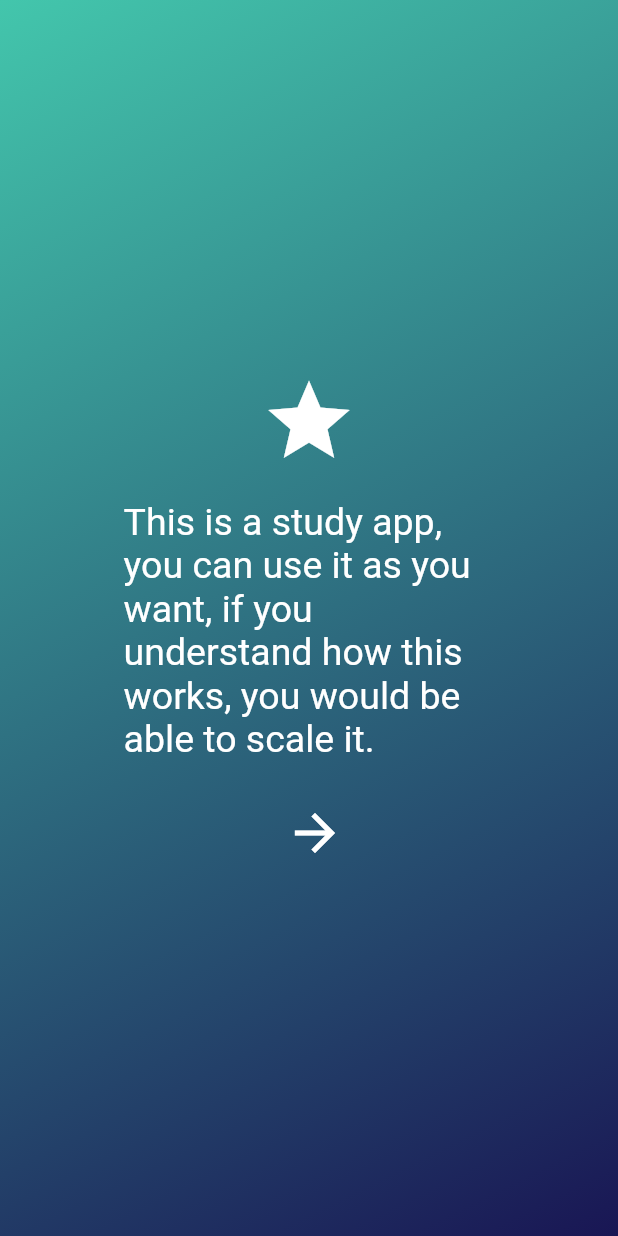
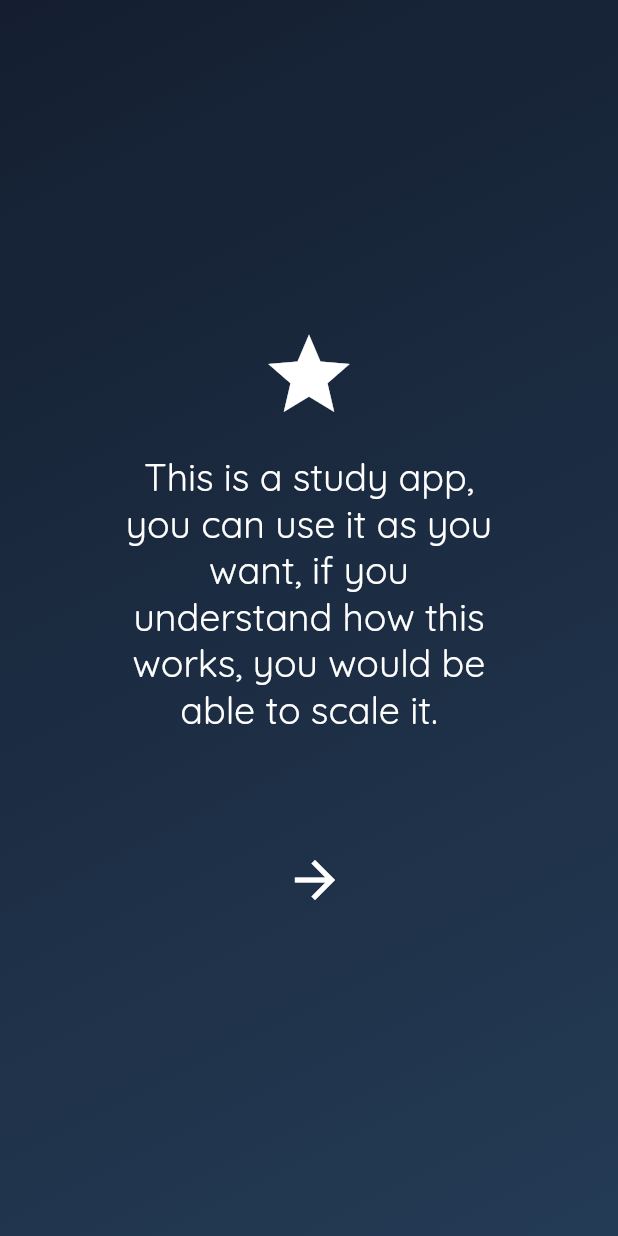
Before and after one commit to moayyadmn/quiz_app, a Flutter app: the screen it shows after launch, on a phone screen of 412 x 824 dp. Run offline on Flutter 3.47's test engine with Material 2 defaults, Android fonts, the light colour scheme and no system bars; our stand-ins replace cloud_firestore, firebase_core, get, google_fonts; accounts and stored records are empty.

Commit message:
done getx ThemeController

```diff
--- a/lib/bindings/initial_binding.dart
+++ b/lib/bindings/initial_binding.dart
@@ -1,9 +1,11 @@
-import 'package:firebase_quiz_app/controllers/auth_controller/auth_controller.dart';
+import 'package:firebase_quiz_app/controllers/auth_controller.dart';
+import 'package:firebase_quiz_app/controllers/theme_controller.dart';
 import 'package:get/get.dart';
 
 class InitialBinding implements Bindings {
   @override
   void dependencies() {
+    Get.put(ThemeController());
     Get.put(AuthController(), permanent: true);
   }
 }
--- a/lib/configs/themes/app_colors.dart
+++ b/lib/configs/themes/app_colors.dart
@@ -1,9 +1,9 @@
 import 'package:firebase_quiz_app/configs/themes/app_dark_theme.dart';
 import 'package:firebase_quiz_app/configs/themes/app_light_theme.dart';
-import 'package:flutter/widgets.dart';
-
+import 'package:flutter/material.dart';
 import 'ui_parameters.dart';
 
+const Color onSurfaceTextColor = Colors.white;
 const LinearGradient mainGradientLight = LinearGradient(
     begin: Alignment.topLeft,
     end: Alignment.bottomRight,
--- a/lib/configs/themes/app_dark_theme.dart
+++ b/lib/configs/themes/app_dark_theme.dart
@@ -1,4 +1,16 @@
-import 'package:flutter/widgets.dart';
+import 'package:firebase_quiz_app/configs/themes/sub_theme_data_mixin.dart';
+import 'package:flutter/material.dart';
 
 const Color primaryDarkColorDark = Color(0xff141e30);
 const Color primaryColorDark = Color(0xff243b55);
+const Color mainTextColorDark = Colors.white70;
+
+class DarkTheme with SubThemeData {
+ ThemeData buildDarkTheme() {
+    final ThemeData systemDarkTheme = ThemeData.dark();
+    return systemDarkTheme.copyWith(
+      iconTheme: getIconTheme(),
+      textTheme: getTextTheme().apply(bodyColor: mainTextColorDark,displayColor: mainTextColorDark )
+    );
+  }
+}
--- a/lib/configs/themes/app_light_theme.dart
+++ b/lib/configs/themes/app_light_theme.dart
@@ -1,4 +1,18 @@
-import 'package:flutter/widgets.dart';
+import 'package:firebase_quiz_app/configs/themes/sub_theme_data_mixin.dart';
+import 'package:flutter/material.dart';
 
 const Color primaryLightColorLight = Color(0xff43c6ac);
 const Color primaryColorLight = Color(0xff191654);
+const Color mainTextColorLight = Colors.white70;
+class LightTheme with SubThemeData {
+ ThemeData buildLightTheme() {
+    final ThemeData systemLightTheme = ThemeData.light();
+    return systemLightTheme.copyWith(
+      iconTheme: getIconTheme(),
+      textTheme: getTextTheme().apply(
+        bodyColor: mainTextColorLight,
+        displayColor: mainTextColorLight,
+      )
+    );
+  }
+}
--- /dev/null
+++ b/lib/controllers/theme_controller.dart
@@ -0,0 +1,22 @@
+import 'package:firebase_quiz_app/configs/themes/app_dark_theme.dart';
+import 'package:firebase_quiz_app/configs/themes/app_light_theme.dart';
+import 'package:flutter/material.dart';
+import 'package:get/get.dart';
+
+class ThemeController extends GetxController {
+  late ThemeData _darkTheme;
+  late ThemeData _lightTheme;
+  @override
+  void onInit() {
+    initializeThemeData();
+    super.onInit();
+  }
+
+  initializeThemeData() {
+    _darkTheme = DarkTheme().buildDarkTheme();
+    _lightTheme = LightTheme().buildLightTheme();
+  }
+
+  ThemeData get darkTheme => _darkTheme;
+  ThemeData get lightTheme => _lightTheme;
+}
--- a/lib/main.dart
+++ b/lib/main.dart
@@ -1,4 +1,5 @@
 import 'package:firebase_quiz_app/bindings/initial_binding.dart';
+import 'package:firebase_quiz_app/controllers/theme_controller.dart';
 import 'package:flutter/material.dart';
 import 'package:get/get.dart';
 import 'routes/app_routes.dart';
@@ -18,6 +19,7 @@ class MyApp extends StatelessWidget {
   @override
   Widget build(BuildContext context) {
     return GetMaterialApp(
+      theme: Get.find<ThemeController>().darkTheme,
       getPages: AppRoutes.routes,
     );
   }
--- a/lib/screens/introduction/introduction_screen.dart
+++ b/lib/screens/introduction/introduction_screen.dart
@@ -20,7 +20,6 @@ class IntroductionScreen extends StatelessWidget {
               const Icon(
                 Icons.star,
                 size: 65,
-                color: Colors.white,
               ),
               const SizedBox(
                 height: 20,
@@ -28,16 +27,16 @@ class IntroductionScreen extends StatelessWidget {
               const Text(
                 'This is a study app, you can use it as you want, if you understand how this works, you would be able to scale it.',
                 style: TextStyle(fontSize: 25, color: Colors.white),
+                textAlign: TextAlign.center,
               ),
               const SizedBox(
-                height: 20,
+                height: 70,
               ),
               IconButton(
                   onPressed: () {},
                   icon: const Icon(
                     Icons.arrow_forward,
                     size: 40,
-                    color: Colors.white,
                   ))
             ],
           ),
```
Also changed, not shown: lib/configs/themes/sub_theme_data_mixin.dart (added, +15 -0 lines), lib/controllers/auth_controller.dart (renamed from lib/controllers/auth_controller/auth_controller.dart).
